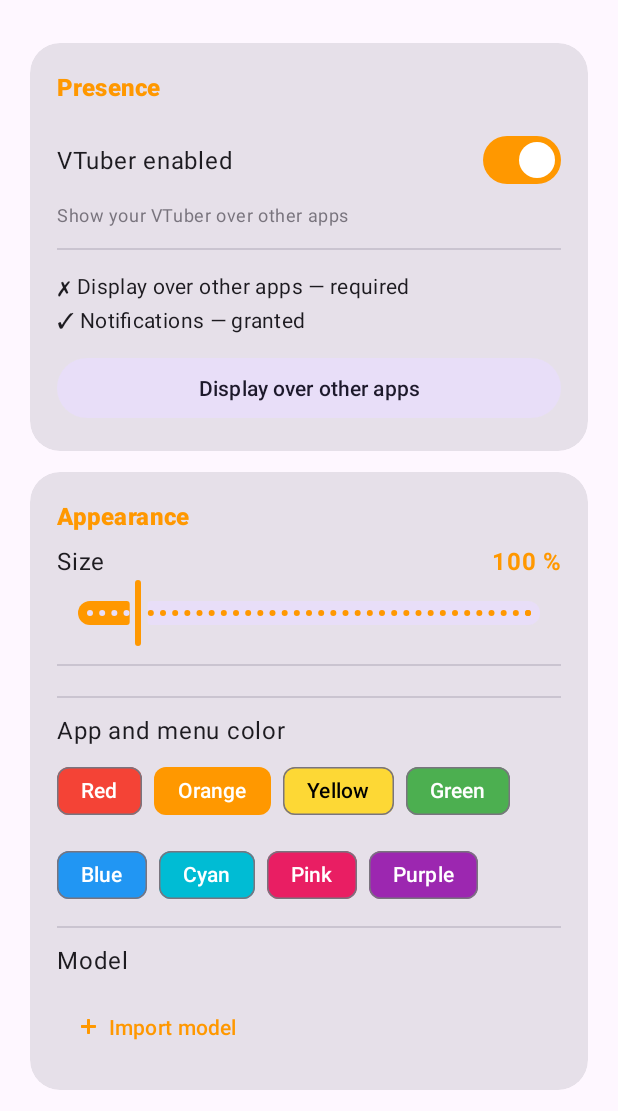
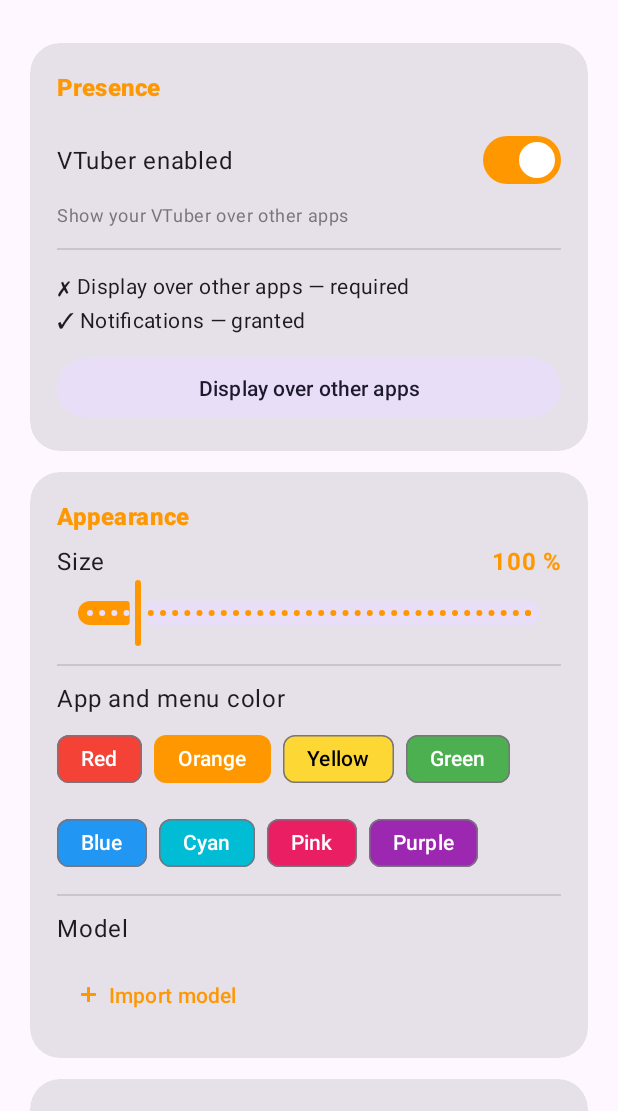
Before and after one commit to theB1T3of87/teste2, an Android app: the screen it shows after launch (MainActivity), on a phone screen of 412 x 824 dp, the part 125-1236 px from its top. Run offline under Robolectric (Android 15) with nearby library versions, the phone set to English and light mode, and no system bars.

Commit message:
Remove redundant divider left by Snow Fox removal

```diff
--- a/app/src/main/res/layout/activity_main.xml
+++ b/app/src/main/res/layout/activity_main.xml
@@ -171,12 +171,6 @@
                     android:layout_marginVertical="10dp"
                     android:background="?attr/colorOutlineVariant" />
 
-                <View
-                    android:layout_width="match_parent"
-                    android:layout_height="1dp"
-                    android:layout_marginVertical="10dp"
-                    android:background="?attr/colorOutlineVariant" />
-
                 <TextView
                     android:layout_width="wrap_content"
                     android:layout_height="wrap_content"
```
